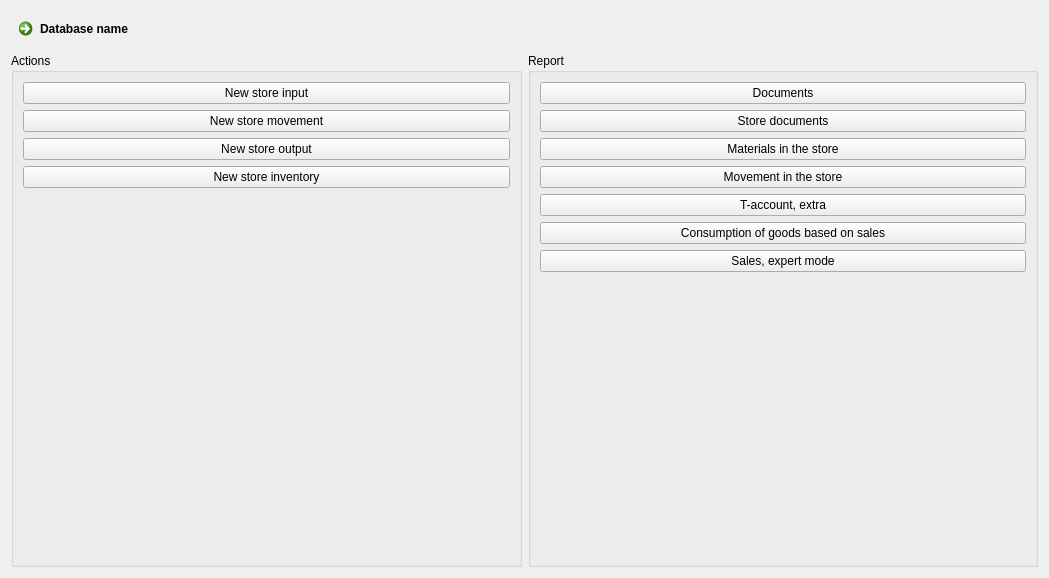
Old version of the form FrontDesk/c5welcomepage.ui in the repository End1-1/Cafe5.
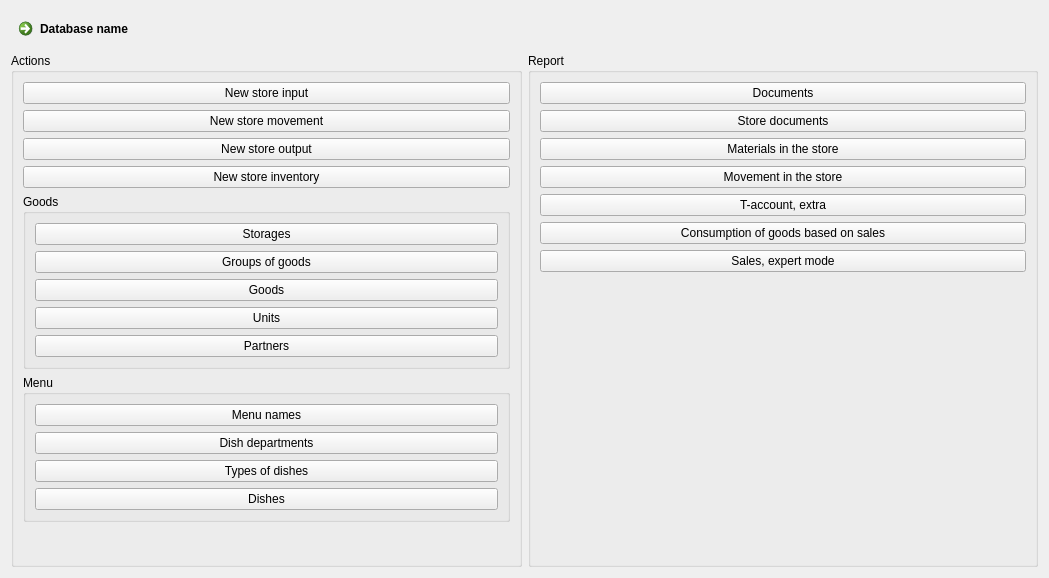
New version of the form. Icons and pictures are not drawn.

Commit message: Continue. menu review, orders history, removed dish, etc...

What changed in the file:
```diff
--- a/FrontDesk/c5welcomepage.ui
+++ b/FrontDesk/c5welcomepage.ui
@@ -65,7 +65,124 @@
        </widget>
       </item>
       <item>
-       <spacer name="verticalSpacer">
+       <widget class="QGroupBox" name="groupBox_3">
+        <property name="title">
+         <string>Goods</string>
+        </property>
+        <layout class="QVBoxLayout" name="verticalLayout_3">
+         <item>
+          <widget class="QPushButton" name="btnStorages">
+           <property name="text">
+            <string>Storages</string>
+           </property>
+           <property name="icon">
+            <iconset resource="../resources/res.qrc">
+             <normaloff>:/goods.png</normaloff>:/goods.png</iconset>
+           </property>
+          </widget>
+         </item>
+         <item>
+          <widget class="QPushButton" name="btnGoodsGroups">
+           <property name="text">
+            <string>Groups of goods</string>
+           </property>
+           <property name="icon">
+            <iconset resource="../resources/res.qrc">
+             <normaloff>:/goods.png</normaloff>:/goods.png</iconset>
+           </property>
+          </widget>
+         </item>
+         <item>
+          <widget class="QPushButton" name="btnGoods">
+           <property name="text">
+            <string>Goods</string>
+           </property>
+           <property name="icon">
+            <iconset resource="../resources/res.qrc">
+             <normaloff>:/goods.png</normaloff>:/goods.png</iconset>
+           </property>
+          </widget>
+         </item>
+         <item>
+          <widget class="QPushButton" name="btnUnits">
+           <property name="text">
+            <string>Units</string>
+           </property>
+           <property name="icon">
+            <iconset resource="../resources/res.qrc">
+             <normaloff>:/goods.png</normaloff>:/goods.png</iconset>
+           </property>
+          </widget>
+         </item>
+         <item>
+          <widget class="QPushButton" name="btnPartners">
+           <property name="text">
+            <string>Partners</string>
+           </property>
+           <property name="icon">
+            <iconset resource="../resources/res.qrc">
+             <normaloff>:/goods.png</normaloff>:/goods.png</iconset>
+           </property>
+          </widget>
+         </item>
+        </layout>
+       </widget>
+      </item>
+      <item>
+       <widget class="QGroupBox" name="groupBox_4">
+        <property name="title">
+         <string>Menu</string>
+        </property>
+        <layout class="QVBoxLayout" name="verticalLayout_4">
+         <item>
+          <widget class="QPushButton" name="btnMenuName">
+           <property name="text">
+            <string>Menu names</string>
+           </property>
+           <property name="icon">
+            <iconset resource="../resources/res.qrc">
+             <normaloff>:/menu.png</normaloff>:/menu.png</iconset>
+           </property>
+          </widget>
+         </item>
+         <item>
+          <widget class="QPushButton" name="btnDishDepts">
+           <property name="text">
+            <string>Dish departments</string>
+           </property>
+           <property name="icon">
+            <iconset resource="../resources/res.qrc">
+             <normaloff>:/menu.png</normaloff>:/menu.png</iconset>
+           </property>
+          </widget>
+         </item>
+         <item>
+          <widget class="QPushButton" name="btnTypesOfDishes">
+           <property name="text">
+            <string>Types of dishes</string>
+           </property>
+           <property name="icon">
+            <iconset resource="../resources/res.qrc">
+             <normaloff>:/menu.png</normaloff>:/menu.png</iconset>
+           </property>
+          </widget>
+         </item>
+         <item>
+          <widget class="QPushButton" name="btnDishes">
+           <property name="text">
+            <string>Dishes</string>
+           </property>
+           <property name="icon">
+            <iconset resource="../resources/res.qrc">
+             <normaloff>:/menu.png</normaloff>:/menu.png</iconset>
+           </property>
+          </widget>
+         </item>
+        </layout>
+       </widget>
+      </item>
+      <item>
+       <spacer name="verticalSpacer_3">
         <property name="orientation">
          <enum>Qt::Vertical</enum>
         </property>
```
Left out of the diff: 40 changed lines with no effect on the pictures. The commit also changes 59 other files.
